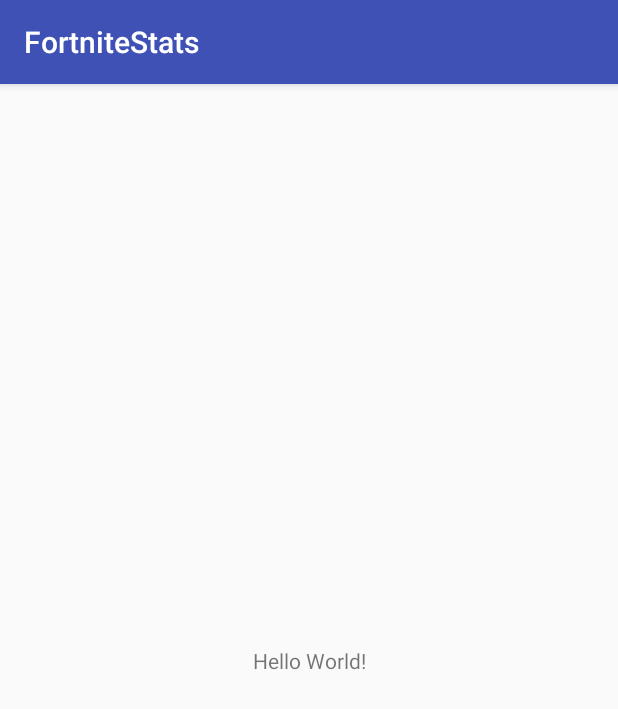
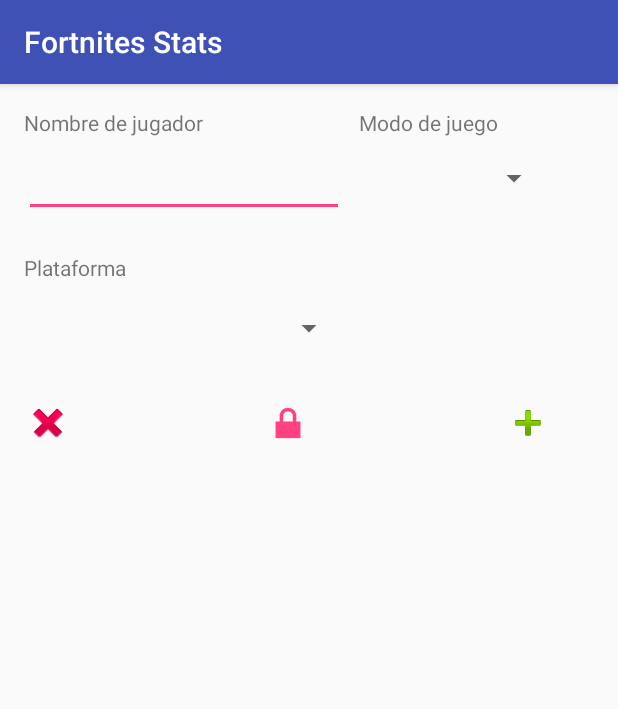
Before and after one commit to josejesusrl/fortnite-stats-android, an Android app: the screen it shows after launch (MainActivity), on a phone screen of 412 x 824 dp. Shown: the top 709 px of the screen. Run offline under Robolectric (Android 15) with nearby library versions, the phone set to English and light mode, and no system bars.

Commit message:
Nueva interfaz para buscar las estadisticas del juegador

```diff
--- a/app/src/main/res/layout/activity_main.xml
+++ b/app/src/main/res/layout/activity_main.xml
@@ -6,13 +6,116 @@
     android:layout_height="match_parent"
     tools:context=".MainActivity">
 
-    <TextView
+    <EditText
+        android:id="@+id/etNombre"
         android:layout_width="wrap_content"
         android:layout_height="wrap_content"
-        android:text="Hello World!"
-        app:layout_constraintBottom_toBottomOf="parent"
-        app:layout_constraintLeft_toLeftOf="parent"
-        app:layout_constraintRight_toRightOf="parent"
+        android:layout_marginLeft="16dp"
+        android:layout_marginStart="16dp"
+        android:layout_marginTop="8dp"
+        android:ems="10"
+        android:inputType="textPersonName"
+        app:layout_constraintStart_toStartOf="parent"
+        app:layout_constraintTop_toBottomOf="@+id/textView" />
+
+    <Spinner
+        android:id="@+id/snGameMode"
+        android:layout_width="125dp"
+        android:layout_height="46dp"
+        android:layout_marginLeft="12dp"
+        android:layout_marginStart="12dp"
+        android:layout_marginTop="40dp"
+        app:layout_constraintStart_toEndOf="@+id/etNombre"
         app:layout_constraintTop_toTopOf="parent" />
 
+    <Spinner
+        android:id="@+id/snPlataform"
+        android:layout_width="214dp"
+        android:layout_height="46dp"
+        android:layout_marginLeft="16dp"
+        android:layout_marginStart="16dp"
+        android:layout_marginTop="8dp"
+        app:layout_constraintStart_toStartOf="parent"
+        app:layout_constraintTop_toBottomOf="@+id/textView5" />
+
+    <TextView
+        android:id="@+id/textView"
+        android:layout_width="wrap_content"
+        android:layout_height="wrap_content"
+        android:layout_marginLeft="16dp"
+        android:layout_marginStart="16dp"
+        android:layout_marginTop="16dp"
+        android:text="@string/name_player"
+        app:layout_constraintStart_toStartOf="parent"
+        app:layout_constraintTop_toTopOf="parent" />
+
+    <TextView
+        android:id="@+id/textView2"
+        android:layout_width="wrap_content"
+        android:layout_height="wrap_content"
+        android:layout_marginLeft="104dp"
+        android:layout_marginStart="104dp"
+        android:layout_marginTop="16dp"
+        android:text="@string/game_mode"
+        app:layout_constraintStart_toEndOf="@+id/textView"
+        app:layout_constraintTop_toTopOf="parent" />
+
+    <TextView
+        android:id="@+id/textView5"
+        android:layout_width="wrap_content"
+        android:layout_height="wrap_content"
+        android:layout_marginLeft="16dp"
+        android:layout_marginStart="16dp"
+        android:layout_marginTop="24dp"
+        android:text="@string/plataform"
+        app:layout_constraintStart_toStartOf="parent"
+        app:layout_constraintTop_toBottomOf="@+id/etNombre" />
+
+    <ImageButton
+        android:id="@+id/imageButton"
+        android:layout_width="wrap_content"
+        android:layout_height="wrap_content"
+        android:layout_marginLeft="16dp"
+        android:layout_marginStart="16dp"
+        android:layout_marginTop="24dp"
+        android:background="@android:color/transparent"
+        app:layout_constraintStart_toStartOf="parent"
+        app:layout_constraintTop_toBottomOf="@+id/snPlataform"
+        app:srcCompat="@android:drawable/ic_delete" />
+
+    <ImageButton
+        android:id="@+id/imageButton4"
+        android:layout_width="wrap_content"
+        android:layout_height="wrap_content"
+        android:layout_marginLeft="128dp"
+        android:layout_marginStart="128dp"
+        android:layout_marginTop="24dp"
+        android:background="@android:color/transparent"
+        app:layout_constraintStart_toEndOf="@+id/imageButton"
+        app:layout_constraintTop_toBottomOf="@+id/snPlataform"
+        app:srcCompat="@android:drawable/ic_lock_lock" />
+
+    <ImageButton
+        android:id="@+id/imageButton5"
+        android:layout_width="wrap_content"
+        android:layout_height="wrap_content"
+        android:layout_marginLeft="128dp"
+        android:layout_marginStart="128dp"
+        android:layout_marginTop="24dp"
+        android:background="@android:color/transparent"
+        app:layout_constraintStart_toEndOf="@+id/imageButton4"
+        app:layout_constraintTop_toBottomOf="@+id/snPlataform"
+        app:srcCompat="@android:drawable/ic_input_add" />
+
+    <ListView
+        android:id="@+id/listView"
+        android:layout_width="368dp"
+        android:layout_height="254dp"
+        android:layout_marginLeft="8dp"
+        android:layout_marginStart="8dp"
+        android:layout_marginTop="8dp"
+        app:layout_constraintStart_toStartOf="parent"
+        app:layout_constraintTop_toBottomOf="@+id/imageButton4" />
+
+
 </android.support.constraint.ConstraintLayout>
--- a/app/src/main/res/values/strings.xml
+++ b/app/src/main/res/values/strings.xml
@@ -1,3 +1,6 @@
 <resources>
-    <string name="app_name">FortniteStats</string>
+    <string name="app_name">Fortnites Stats</string>
+    <string name="name_player">Nombre de jugador</string>
+    <string name="game_mode">Modo de juego</string>
+    <string name="plataform">Plataforma</string>
 </resources>
```
